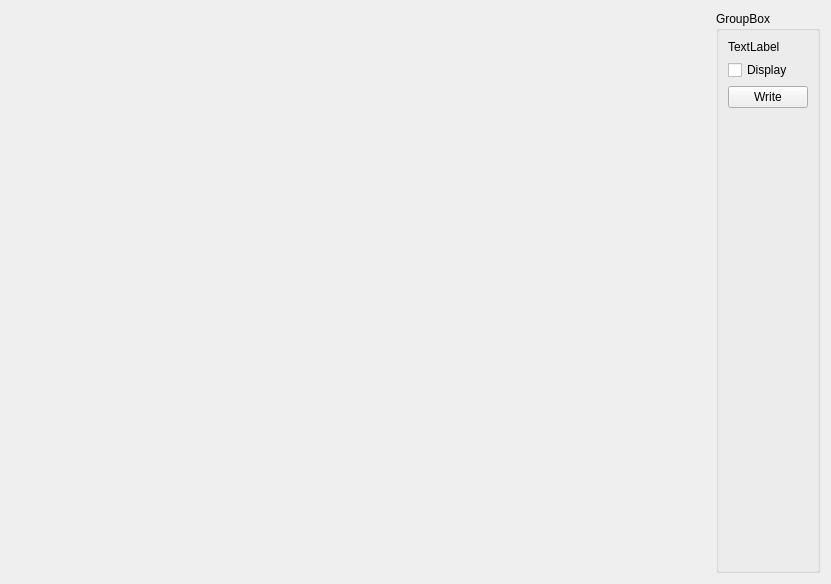
Old version of the form src/wrcamera/wrwindow.ui in the repository ByxoiPetrovi4/RabbitExperimentGUI.
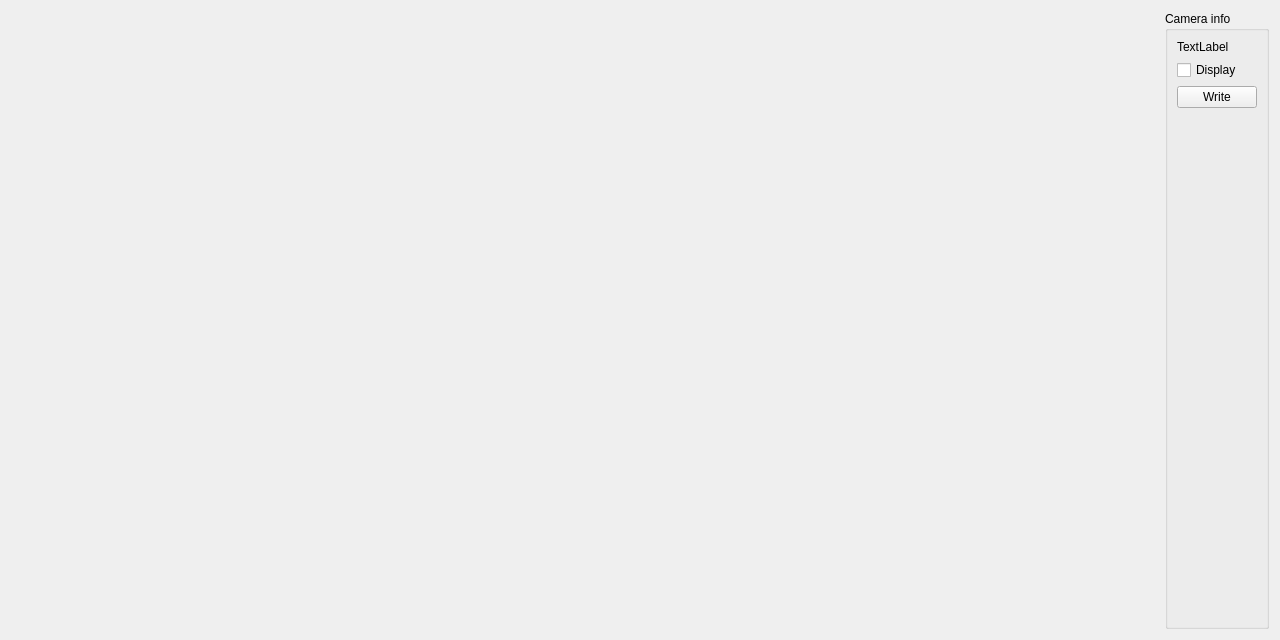
New version of the form.

Diff of the .ui file:
```diff
--- a/src/wrcamera/wrwindow.ui
+++ b/src/wrcamera/wrwindow.ui
@@ -6,10 +6,16 @@
    <rect>
     <x>0</x>
     <y>0</y>
-    <width>831</width>
-    <height>584</height>
+    <width>1280</width>
+    <height>640</height>
    </rect>
   </property>
+  <property name="minimumSize">
+   <size>
+    <width>640</width>
+    <height>480</height>
+   </size>
+  </property>
   <property name="windowTitle">
    <string>Form</string>
   </property>
@@ -47,7 +53,7 @@
        <item>
         <widget class="QGroupBox" name="groupBox">
          <property name="title">
-          <string>GroupBox</string>
+          <string>Camera info</string>
          </property>
          <layout class="QVBoxLayout" name="verticalLayout_2">
           <item>
```
Left out of the diff: 4 changed lines with no effect on the pictures.
